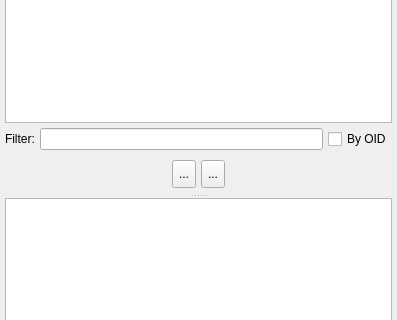
pgmodeler/pgmodeler, file libs/libgui/ui/tools/databaseexplorerwidget.ui: the form before one commit; both pictures show x 0 to 397 and y 197 to 517 of the 397 by 697 pixel window.
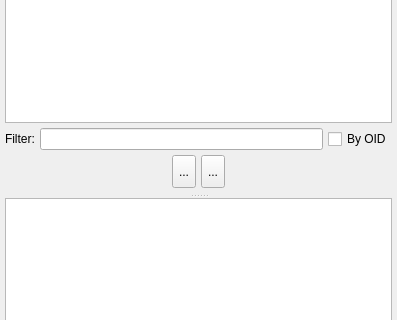
The form after the commit. Icons and pictures are not drawn.

Patch:
```diff
--- a/libs/libgui/ui/tools/databaseexplorerwidget.ui
+++ b/libs/libgui/ui/tools/databaseexplorerwidget.ui
@@ -416,7 +416,7 @@
            <number>5</number>
           </property>
           <property name="spacing">
-           <number>10</number>
+           <number>5</number>
           </property>
           <item row="1" column="0">
            <layout class="QHBoxLayout" name="horizontalLayout_8">
```
